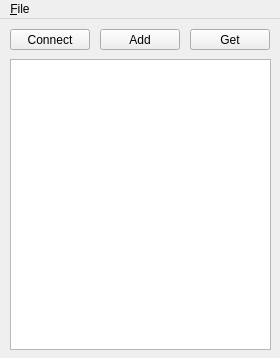
Before: the Qt Designer form MainWindow.ui in djurodrljaca/salamander-alm, drawn with Qt 5.
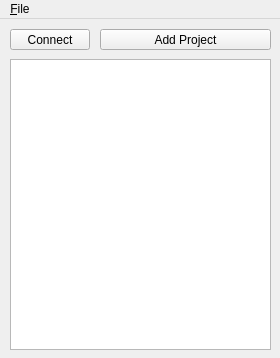
After: the same form once the commit is applied.

The edit to the form file:
```diff
--- a/MainWindow.ui
+++ b/MainWindow.ui
@@ -32,25 +32,12 @@
      <rect>
       <x>100</x>
       <y>10</y>
-      <width>80</width>
+      <width>171</width>
       <height>21</height>
      </rect>
     </property>
     <property name="text">
-     <string>Add</string>
-    </property>
-   </widget>
-   <widget class="QPushButton" name="get_pushButton">
-    <property name="geometry">
-     <rect>
-      <x>190</x>
-      <y>10</y>
-      <width>80</width>
-      <height>21</height>
-     </rect>
-    </property>
-    <property name="text">
-     <string>Get</string>
+     <string>Add Project</string>
     </property>
    </widget>
    <widget class="QTreeView" name="view_treeView">
```
Left out of the diff: 2 changed lines with no effect on the pictures.
